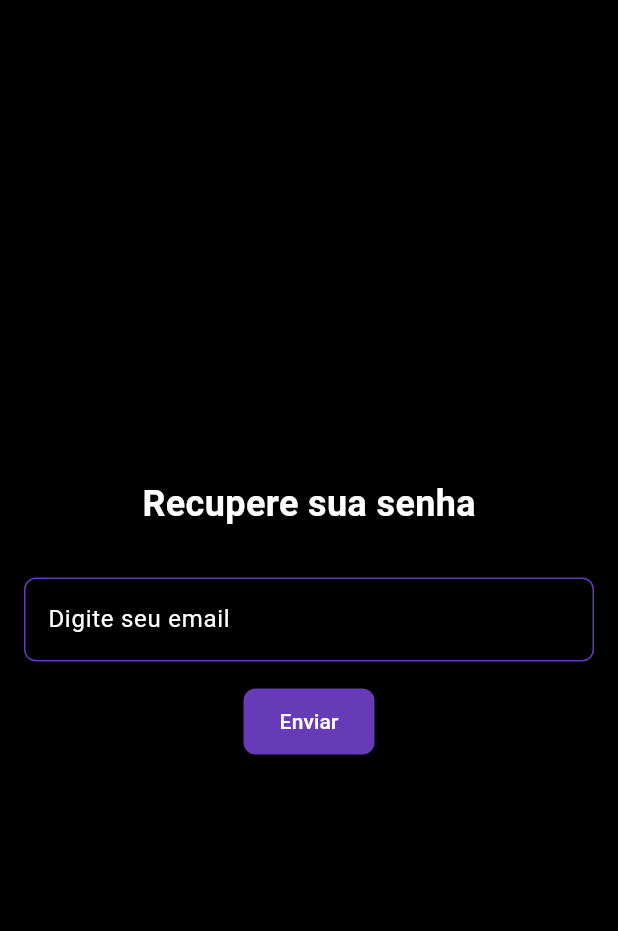
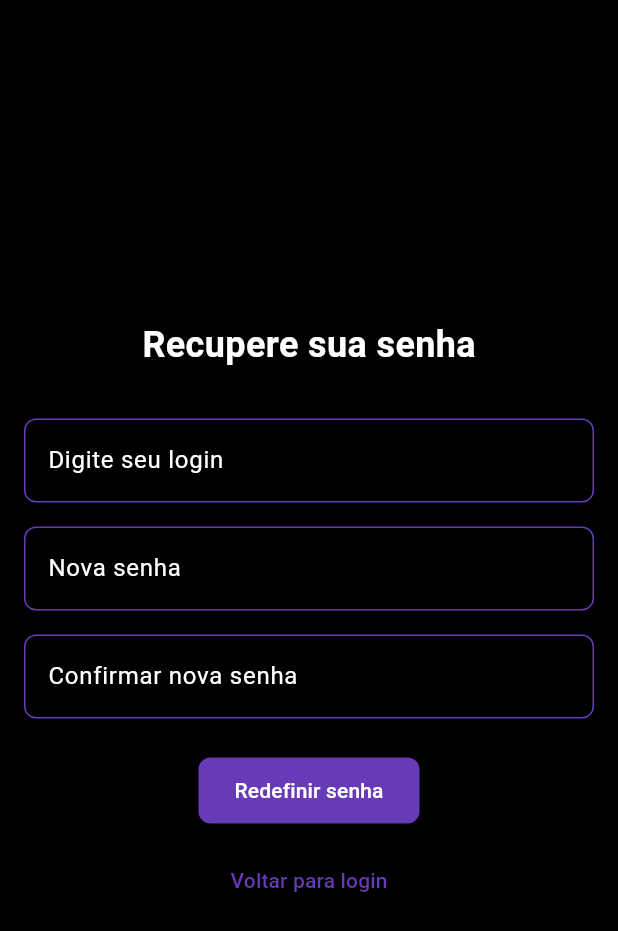
Before and after one commit to JorgeAlexandresantosfilho/MonitorarNivelDeAgua, a Flutter app: the AlterScreen screen opened directly, on a phone screen of 412 x 824 dp. Shown: the top 931 px of the screen. Run offline on Flutter 3.47's test engine with Material 3 defaults, Android fonts, the phone set to English and light mode, and no system bars; our stand-ins replace animated_splash_screen, flutter_bluetooth_serial, image_picker, lottie, permission_handler, shared_preferences; accounts and stored records are empty.

Commit message:
foi adicionada a possbilidade de alterar senha, botao para sair, volta ate a tela de login pela tela esqueceu senha

```diff
--- a/nivel_de_agua/lib/screens/alter_screen.dart
+++ b/nivel_de_agua/lib/screens/alter_screen.dart
@@ -1,7 +1,73 @@
 import 'package:flutter/material.dart';
+import 'package:http/http.dart' as http;
+import 'dart:convert';
 
-class AlterScreen extends StatelessWidget {
+class AlterScreen extends StatefulWidget {
   const AlterScreen({super.key});
+
+  @override
+  State<AlterScreen> createState() => _AlterScreenState();
+}
+
+class _AlterScreenState extends State<AlterScreen> {
+  final TextEditingController loginController = TextEditingController();
+  final TextEditingController senhaController = TextEditingController();
+  final TextEditingController confirmarSenhaController = TextEditingController();
+
+  Future<void> redefinirSenha() async {
+    final login = loginController.text.trim();
+    final senha = senhaController.text.trim();
+    final confirmar = confirmarSenhaController.text.trim();
+
+    if (senha != confirmar) {
+      mostrarAlerta("Erro", "As senhas não coincidem.");
+      return;
+    }
+
+    final url = Uri.parse(
+      'https://backendprojetouninassau-production.up.railway.app/monitoapi/usuarios/recuperar-senha',
+    );
+
+    try {
+      final response = await http.post(
+        url,
+        headers: {'Content-Type': 'application/json'},
+        body: json.encode({"login": login, "novaSenha": senha}),
+      );
+
+      final data = json.decode(response.body);
+
+      if (response.statusCode == 200) {
+        mostrarAlerta("Sucesso", "Senha redefinida com sucesso!");
+
+
+        Future.delayed(const Duration(seconds: 2), () {
+          Navigator.pop(context);
+        });
+      } else {
+        mostrarAlerta("Erro", data["mensagem"] ?? "Erro ao redefinir senha.");
+      }
+    } catch (e) {
+      mostrarAlerta("Erro", "Erro de conexão: $e");
+    }
+  }
+
+  void mostrarAlerta(String titulo, String mensagem) {
+    showDialog(
+      context: context,
+      builder: (_) => AlertDialog(
+        backgroundColor: Colors.black,
+        title: Text(titulo, style: const TextStyle(color: Colors.white)),
+        content: Text(mensagem, style: const TextStyle(color: Colors.white)),
+        actions: [
+          TextButton(
+            onPressed: () => Navigator.pop(context),
+            child: const Text("OK", style: TextStyle(color: Colors.deepPurple)),
+          ),
+        ],
+      ),
+    );
+  }
 
   @override
   Widget build(BuildContext context) {
@@ -11,78 +77,76 @@ class AlterScreen extends StatelessWidget {
         padding: const EdgeInsets.all(16),
         child: Column(
           mainAxisAlignment: MainAxisAlignment.center,
-          crossAxisAlignment: CrossAxisAlignment.center,
           children: [
             const Text(
               "Recupere sua senha",
-              style: TextStyle(
-                fontSize: 24,
-                fontWeight: FontWeight.bold,
-                color: Colors.white,
-              ),
+              style: TextStyle(fontSize: 24, fontWeight: FontWeight.bold, color: Colors.white),
             ),
             const SizedBox(height: 32),
             TextField(
+              controller: loginController,
               style: const TextStyle(color: Colors.white),
-              decoration: InputDecoration(
-                labelText: "Digite seu email",
-                labelStyle: const TextStyle(color: Colors.white),
-                filled: true,
-                fillColor: Colors.black,
-                border: OutlineInputBorder(
-                  borderRadius: BorderRadius.circular(8),
-                  borderSide: const BorderSide(color: Colors.deepPurple),
-                ),
-                enabledBorder: OutlineInputBorder(
-                  borderRadius: BorderRadius.circular(8),
-                  borderSide: const BorderSide(color: Colors.deepPurple),
-                ),
-                focusedBorder: OutlineInputBorder(
-                  borderRadius: BorderRadius.circular(8),
-                  borderSide: const BorderSide(color: Colors.deepPurple),
-                ),
-              ),
+              decoration: buildInputDecoration("Digite seu login"),
             ),
             const SizedBox(height: 16),
+            TextField(
+              controller: senhaController,
+              obscureText: true,
+              style: const TextStyle(color: Colors.white),
+              decoration: buildInputDecoration("Nova senha"),
+            ),
+            const SizedBox(height: 16),
+            TextField(
+              controller: confirmarSenhaController,
+              obscureText: true,
+              style: const TextStyle(color: Colors.white),
+              decoration: buildInputDecoration("Confirmar nova senha"),
+            ),
+            const SizedBox(height: 24),
             ElevatedButton(
               style: ElevatedButton.styleFrom(
                 backgroundColor: Colors.deepPurple,
                 foregroundColor: Colors.white,
                 padding: const EdgeInsets.symmetric(horizontal: 24, vertical: 12),
-                shape: RoundedRectangleBorder(
-                  borderRadius: BorderRadius.circular(8),
-                ),
+                shape: RoundedRectangleBorder(borderRadius: BorderRadius.circular(8)),
               ),
+              onPressed: redefinirSenha,
+              child: const Text("Redefinir senha"),
+            ),
+            const SizedBox(height: 12),
+            TextButton(
               onPressed: () {
-                showDialog(
-                  context: context,
-                  builder: (_) => AlertDialog(
-                    backgroundColor: Colors.black,
-                    title: const Text(
-                      "Sucesso",
-                      style: TextStyle(color: Colors.white),
-                    ),
-                    content: const Text(
-                      "Se um email válido foi inserido, enviaremos instruções para recuperação da senha.",
-                      style: TextStyle(color: Colors.white),
-                    ),
-                    actions: [
-                      TextButton(
-                        onPressed: () => Navigator.pop(context),
-                        child: const Text(
-                          "OK",
-                          style: TextStyle(color: Colors.deepPurple),
-                        ),
-                      ),
-                    ],
-                  ),
-                );
+                Navigator.pop(context);
               },
-              child: const Text("Enviar"),
+              child: const Text(
+                "Voltar para login",
+                style: TextStyle(color: Colors.deepPurple),
+              ),
             ),
           ],
         ),
       ),
     );
   }
+
+  InputDecoration buildInputDecoration(String label) {
+    return InputDecoration(
+      labelText: label,
+      labelStyle: const TextStyle(color: Colors.white),
+      filled: true,
+      fillColor: Colors.black,
+      border: OutlineInputBorder(
+        borderRadius: BorderRadius.circular(8),
+        borderSide: const BorderSide(color: Colors.deepPurple),
+      ),
+      enabledBorder: OutlineInputBorder(
+        borderRadius: BorderRadius.circular(8),
+        borderSide: const BorderSide(color: Colors.deepPurple),
+      ),
+      focusedBorder: OutlineInputBorder(
+        borderRadius: BorderRadius.circular(8),
+        borderSide: const BorderSide(color: Colors.deepPurple),
+      ),
+    );
+  }
 }
```
Also changed, not shown: nivel_de_agua/lib/screens/home_screen.dart (+18 -1 lines), 2 other files.
